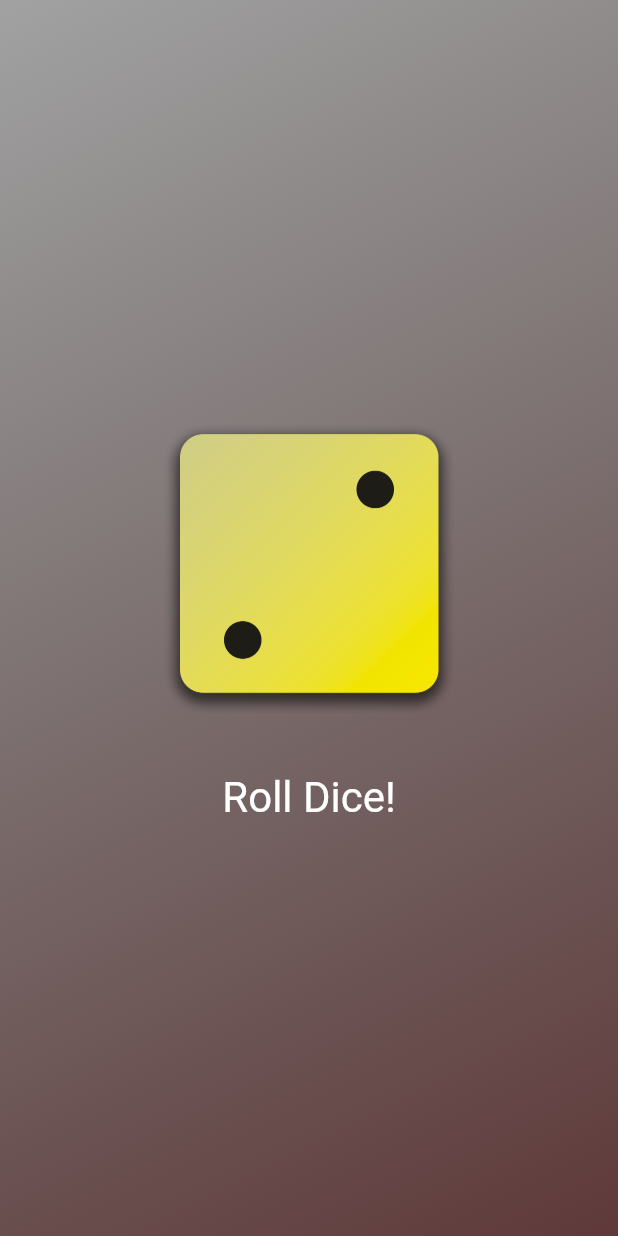
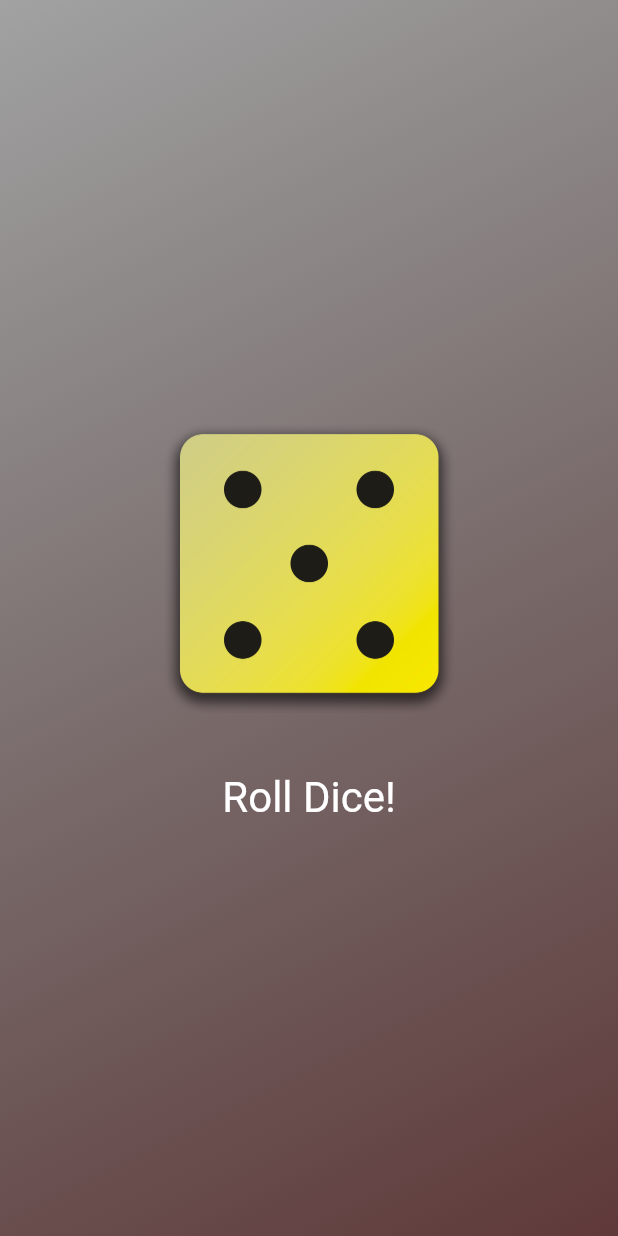
Before and after one commit to Hustler-Sameer/FirstApp, a Flutter app: the screen it shows after launch, after a tap on "Roll Dice!", on a phone screen of 412 x 824 dp. Run offline on Flutter 3.47's test engine with Material 2 defaults, Android fonts, the phone set to English and light mode, and no system bars.

Commit message:
29th commit

```diff
--- a/lib/dice_roller.dart
+++ b/lib/dice_roller.dart
@@ -1,3 +1,8 @@
+import 'dart:math';
+
+// we are importing this to generate random numbers to show up in between 1 to 6
+// to display dice accordingly
+
 import 'package:flutter/material.dart';
 
 class DiceRoller extends StatefulWidget {
@@ -18,11 +23,15 @@ class _DiceRollerState extends State<DiceRoller> {
 
   void rollDice() {
     // ignore: unnecessary_set_literal
+    var diceRoll = Random().nextInt(6) + 1;
+    // this will generate random number between 1 to 6;
     setState(() {
-      activeDiceImage = 'assets/images/dice-2.png';
+      activeDiceImage = 'assets/images/dice-$diceRoll.png';
+      // this $ injects the number generated here for the path to get completed.
     });
   }
 
+  // this way is generating a bit more memory setState
   @override
   Widget build(context) {
     return Column(mainAxisSize: MainAxisSize.min, children: [
```
